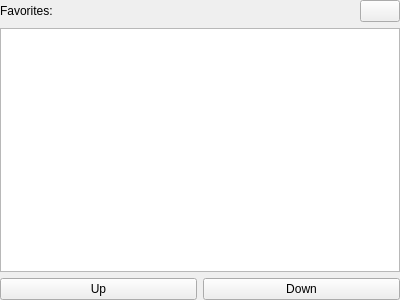
First picture: the form in sources/ui/favoritewidget.ui, repository Oyuret/liveGUIMobile, before the edit.
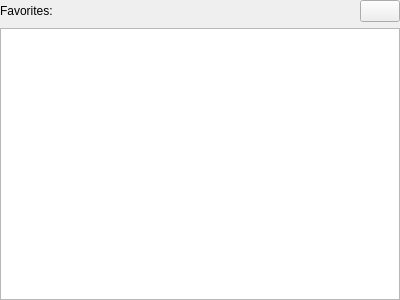
Second picture: the form after the edit. Icons and pictures are not drawn.

```diff
--- a/sources/ui/favoritewidget.ui
+++ b/sources/ui/favoritewidget.ui
@@ -81,28 +81,10 @@
      <property name="dragDropMode">
       <enum>QAbstractItemView::InternalMove</enum>
      </property>
-    </widget>
-   </item>
-   <item>
-    <layout class="QHBoxLayout" name="horizontalLayout_2">
-     <property name="topMargin">
-      <number>0</number>
+     <property name="verticalScrollMode">
+      <enum>QAbstractItemView::ScrollPerPixel</enum>
      </property>
-     <item>
-      <widget class="QPushButton" name="upButton">
-       <property name="text">
-        <string>Up</string>
-       </property>
-      </widget>
-     </item>
-     <item>
-      <widget class="QPushButton" name="downButton">
-       <property name="text">
-        <string>Down</string>
-       </property>
-      </widget>
-     </item>
-    </layout>
+    </widget>
    </item>
   </layout>
  </widget>
```
